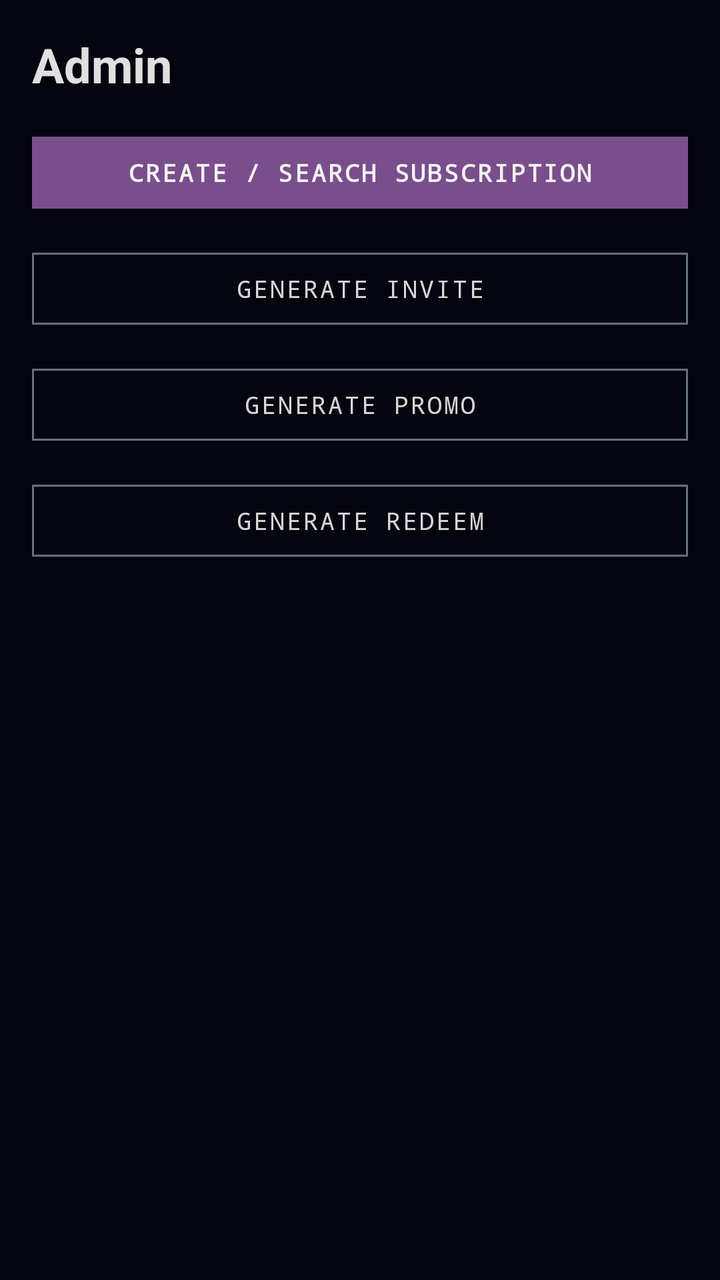
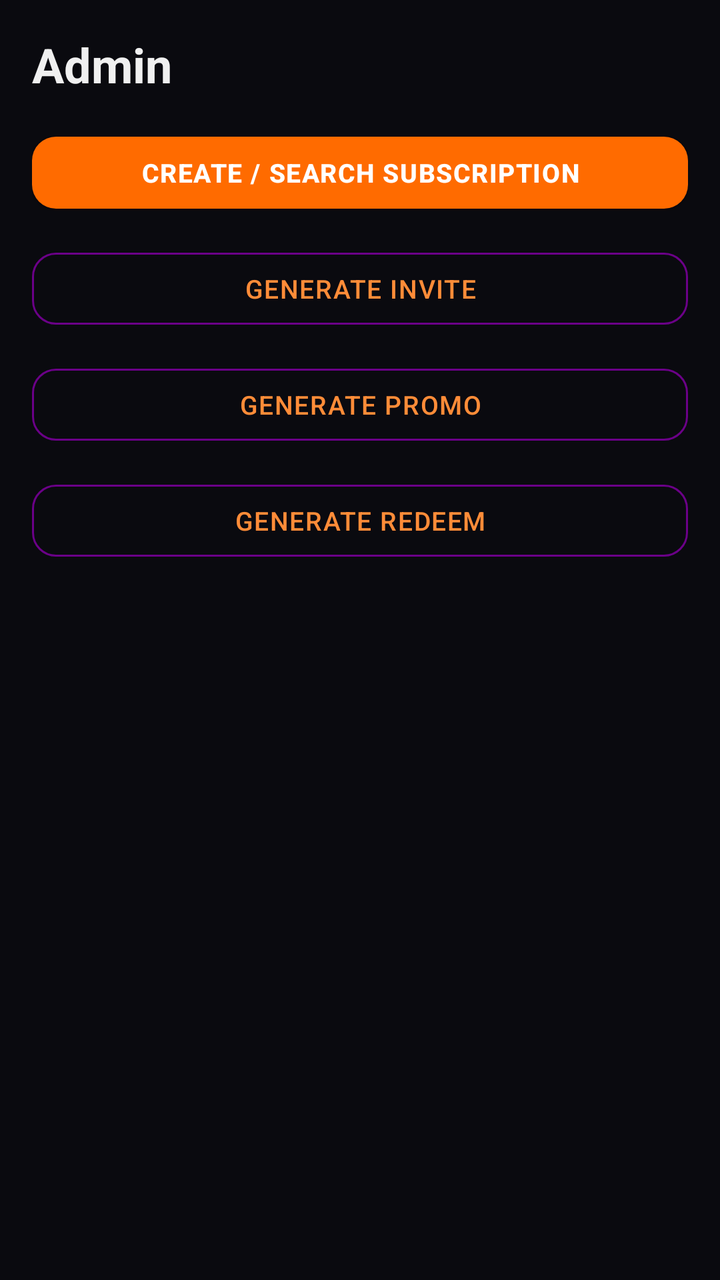

Before-and-after screenshots of an Android layout around one commit, followed by the original layout XML and the change that was made.
<!-- AndroidManifest.xml: application theme Theme.KodaNetwork -->
<!-- res/layout/activity_design_admin.xml -->
<?xml version="1.0" encoding="utf-8"?>
<ScrollView xmlns:android="http://schemas.android.com/apk/res/android"
    android:layout_width="match_parent"
    android:layout_height="match_parent"
    android:background="@color/bg_void">

    <LinearLayout
        android:layout_width="match_parent"
        android:layout_height="wrap_content"
        android:orientation="vertical"
        android:padding="16dp">

        <TextView
            android:layout_width="wrap_content"
            android:layout_height="wrap_content"
            android:text="Admin"
            android:textColor="@color/txt_primary"
            android:textSize="24sp"
            android:textStyle="bold" />

        <Button
            android:id="@+id/btn_create_subscription"
            style="@style/KodaButton"
            android:layout_width="match_parent"
            android:layout_height="wrap_content"
            android:layout_marginTop="14dp"
            android:text="CREATE / SEARCH SUBSCRIPTION" />

        <Button
            android:id="@+id/btn_generate_invite"
            style="@style/KodaButton.Outline"
            android:layout_width="match_parent"
            android:layout_height="wrap_content"
            android:layout_marginTop="10dp"
            android:text="GENERATE INVITE" />

        <Button
            android:id="@+id/btn_generate_promo"
            style="@style/KodaButton.Outline"
            android:layout_width="match_parent"
            android:layout_height="wrap_content"
            android:layout_marginTop="10dp"
            android:text="GENERATE PROMO" />

        <Button
            android:id="@+id/btn_generate_redeem"
            style="@style/KodaButton.Outline"
            android:layout_width="match_parent"
            android:layout_height="wrap_content"
            android:layout_marginTop="10dp"
            android:text="GENERATE REDEEM" />
    </LinearLayout>
</ScrollView>
<!-- resources referenced by this layout -->
<resources>
  <color name="bg_void">#050510</color>
  <color name="txt_primary">#E0E0E0</color>
  <style name="KodaButton" parent="Widget.MaterialComponents.Button">
          <item name="backgroundTint">#7A4E8C</item>
          <item name="android:textColor">#F2F2F2</item>
          <item name="android:textStyle">bold</item>
          <item name="android:fontFamily">monospace</item>
          <item name="android:letterSpacing">0.08</item>
          <item name="android:textSize">12sp</item>
          <item name="cornerRadius">0dp</item>
          <item name="rippleColor">#4A5058</item>
      </style>
  <style name="KodaButton.Outline" parent="Widget.MaterialComponents.Button.OutlinedButton">
          <item name="strokeColor">#62727B</item>
          <item name="strokeWidth">1dp</item>
          <item name="android:textColor">#D6D6D6</item>
          <item name="android:fontFamily">monospace</item>
          <item name="android:letterSpacing">0.08</item>
          <item name="android:textSize">12sp</item>
          <item name="cornerRadius">0dp</item>
      </style>
  <style name="Theme.KodaNetwork" parent="Theme.MaterialComponents.NoActionBar">
          <item name="colorPrimary">#7A4E8C</item>
          <item name="colorPrimaryVariant">#4A5058</item>
          <item name="colorSecondary">#62727B</item>
          <item name="android:colorBackground">#050510</item>
          <item name="colorSurface">#050510</item>
          <item name="colorOnPrimary">#000000</item>
          <item name="colorOnBackground">#E0E0E0</item>
          <item name="colorOnSurface">#E0E0E0</item>
          <item name="android:statusBarColor">#050510</item>
          <item name="android:navigationBarColor">#050510</item>
          <item name="android:windowLightStatusBar">false</item>
          <item name="android:textColor">#E0E0E0</item>
      </style>
</resources>

<!-- the commit's change to res/layout/activity_design_admin.xml (unified diff, before → after) -->
@@ -1,5 +1,6 @@
 <?xml version="1.0" encoding="utf-8"?>
 <ScrollView xmlns:android="http://schemas.android.com/apk/res/android"
+    android:fitsSystemWindows="true"
     android:layout_width="match_parent"
     android:layout_height="match_parent"
     android:background="@color/bg_void">
<!-- resource entries referenced after the edit -->
@@ -1,39 +1,43 @@
 <!-- resources referenced by this layout -->
 <resources>
-  <color name="bg_void">#050510</color>
-  <color name="txt_primary">#E0E0E0</color>
+  <color name="bg_void">#0A0A0F</color>
+  <color name="txt_primary">#F0F0F0</color>
   <style name="KodaButton" parent="Widget.MaterialComponents.Button">
-          <item name="backgroundTint">#7A4E8C</item>
-          <item name="android:textColor">#F2F2F2</item>
+          <item name="backgroundTint">#FF6B00</item>
+          <item name="android:textColor">#FFFFFF</item>
           <item name="android:textStyle">bold</item>
-          <item name="android:fontFamily">monospace</item>
-          <item name="android:letterSpacing">0.08</item>
-          <item name="android:textSize">12sp</item>
-          <item name="cornerRadius">0dp</item>
-          <item name="rippleColor">#4A5058</item>
+          <item name="android:fontFamily">sans-serif-medium</item>
+          <item name="android:letterSpacing">0.04</item>
+          <item name="android:textSize">13sp</item>
+          <item name="cornerRadius">12dp</item>
+          <item name="rippleColor">#CC5500</item>
       </style>
   <style name="KodaButton.Outline" parent="Widget.MaterialComponents.Button.OutlinedButton">
-          <item name="strokeColor">#62727B</item>
+          <item name="strokeColor">#FF6B0088</item>
           <item name="strokeWidth">1dp</item>
-          <item name="android:textColor">#D6D6D6</item>
-          <item name="android:fontFamily">monospace</item>
-          <item name="android:letterSpacing">0.08</item>
-          <item name="android:textSize">12sp</item>
-          <item name="cornerRadius">0dp</item>
+          <item name="android:textColor">#FF8C38</item>
+          <item name="android:fontFamily">sans-serif-medium</item>
+          <item name="android:letterSpacing">0.04</item>
+          <item name="android:textSize">13sp</item>
+          <item name="cornerRadius">12dp</item>
       </style>
   <style name="Theme.KodaNetwork" parent="Theme.MaterialComponents.NoActionBar">
-          <item name="colorPrimary">#7A4E8C</item>
-          <item name="colorPrimaryVariant">#4A5058</item>
-          <item name="colorSecondary">#62727B</item>
-          <item name="android:colorBackground">#050510</item>
-          <item name="colorSurface">#050510</item>
-          <item name="colorOnPrimary">#000000</item>
-          <item name="colorOnBackground">#E0E0E0</item>
-          <item name="colorOnSurface">#E0E0E0</item>
-          <item name="android:statusBarColor">#050510</item>
-          <item name="android:navigationBarColor">#050510</item>
+          <item name="colorPrimary">#FF6B00</item>
+          <item name="colorPrimaryVariant">#CC5500</item>
+          <item name="colorSecondary">#FF8C38</item>
+          <item name="android:colorBackground">#0A0A0F</item>
+          <item name="android:windowBackground">#0A0A0F</item>
+          <item name="colorSurface">#12121A</item>
+          <item name="colorOnPrimary">#FFFFFF</item>
+          <item name="colorOnBackground">#F0F0F0</item>
+          <item name="colorOnSurface">#F0F0F0</item>
+          <item name="android:statusBarColor">#00000000</item>
+          <item name="android:navigationBarColor">#00000000</item>
+          <item name="android:windowTranslucentStatus">true</item>
+          <item name="android:windowTranslucentNavigation">true</item>
+          <item name="android:windowLayoutInDisplayCutoutMode">shortEdges</item>
           <item name="android:windowLightStatusBar">false</item>
-          <item name="android:textColor">#E0E0E0</item>
+          <item name="android:textColor">#F0F0F0</item>
       </style>
 </resources>
 
